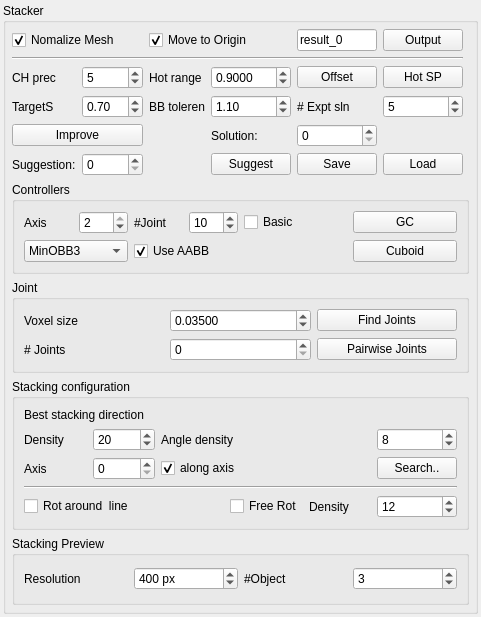
HonghuaLi/stacker, file branch01/Stacker/StackerWidget.ui: the form before one commit.
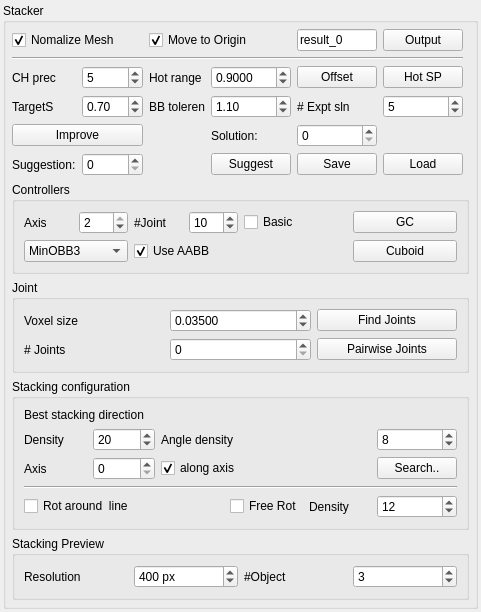
The form after the commit. Icons and pictures are not drawn.

The edit to the form file:
```diff
--- a/branch01/Stacker/StackerWidget.ui
+++ b/branch01/Stacker/StackerWidget.ui
@@ -7,7 +7,7 @@
     <x>0</x>
     <y>0</y>
     <width>350</width>
-    <height>617</height>
+    <height>564</height>
    </rect>
   </property>
   <property name="sizePolicy">
```
